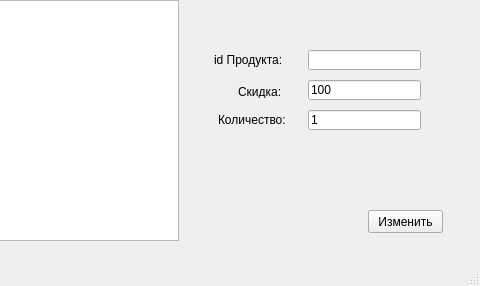
Above: products.ui from XtOne777/PyQT_Project before the change; both pictures show x 232 to 712 and y 0 to 286 of the 712 by 286 pixel window. Below: the same form after it.
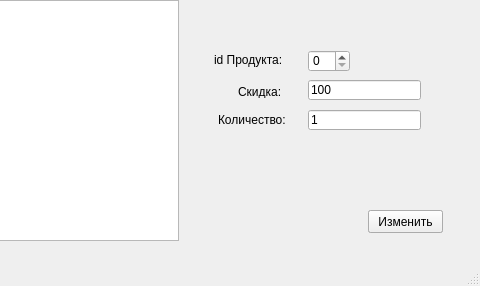
That is the form after the change.

Commit message: * Большие изменения в коде: 1) Два новых класса Buyers, Seller 2) Устранение багов и очистка кода 3) Добавление небольшого количества комментариев 4) Добавление большей работы с базой данных * Новые .ui файлы * Исправление багов * Исправление окон и их внешности и кнопок * Добавление презинтации(черновик)

Patch:
```diff
--- a/products.ui
+++ b/products.ui
@@ -24,16 +24,6 @@
      </rect>
     </property>
    </widget>
-   <widget class="QLineEdit" name="lineEdit">
-    <property name="geometry">
-     <rect>
-      <x>540</x>
-      <y>50</y>
-      <width>113</width>
-      <height>20</height>
-     </rect>
-    </property>
-   </widget>
    <widget class="QLineEdit" name="lineEdit_2">
     <property name="geometry">
      <rect>
@@ -138,6 +128,16 @@
      <string>Изменить</string>
     </property>
    </widget>
+   <widget class="QSpinBox" name="spinBox">
+    <property name="geometry">
+     <rect>
+      <x>540</x>
+      <y>50</y>
+      <width>42</width>
+      <height>22</height>
+     </rect>
+    </property>
+   </widget>
   </widget>
   <widget class="QStatusBar" name="statusbar"/>
   <widget class="QMenuBar" name="menubar">
```
The commit also changes 6 other files.
